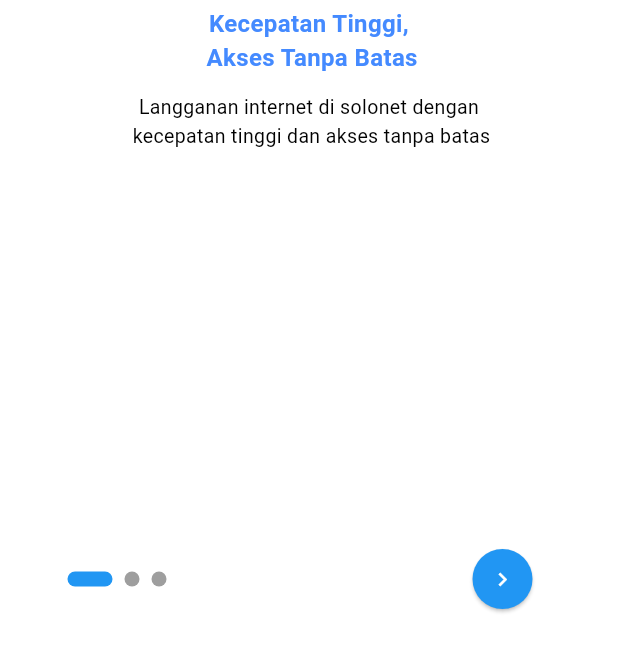
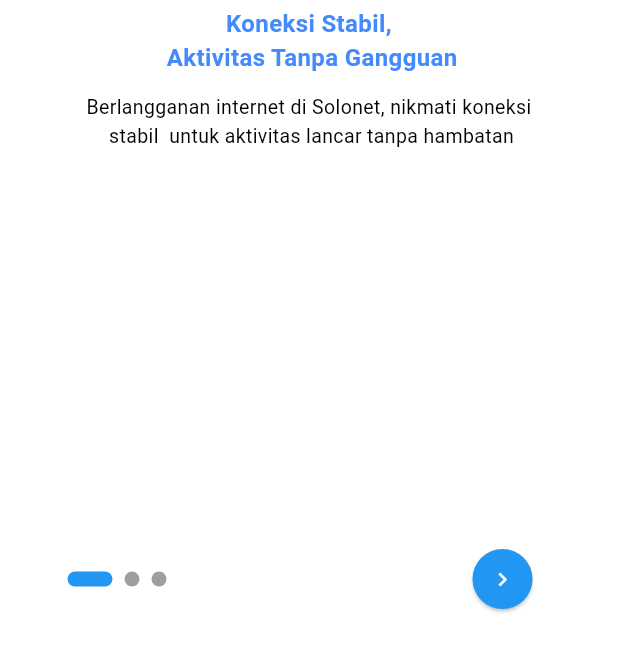
Before and after one commit to muhalimashar21/My-App21, a Flutter app: the screen it shows after launch, on a phone screen of 412 x 824 dp, the part 546-1218 px from its top. Run offline on Flutter 3.47's test engine with Material 3 defaults, Android fonts, the phone set to English and light mode, and no system bars; drawn by our look-alikes of smooth_page_indicator; our stand-ins replace shared_preferences; Roboto replaces fonts that are missing (Poppins).

Commit message:
rename-text

```diff
--- a/lib/main.dart
+++ b/lib/main.dart
@@ -1,6 +1,4 @@
 import 'package:flutter/material.dart';
-import 'package:my_solonet_app/auth/login.dart';
-import 'package:my_solonet_app/auth/register.dart';
 import 'package:my_solonet_app/splashscreen/splashscreen.dart';
 
 void main() {
--- a/lib/splashscreen/splash_screen_slide.dart
+++ b/lib/splashscreen/splash_screen_slide.dart
@@ -44,21 +44,21 @@
               SlidePage(
                 imagePath:
                     'assets/images/splash_screen1.png', // Update sesuai path
-                title: 'Kecepatan Tinggi, \n Akses Tanpa Batas',
+                title: 'Koneksi Stabil, \n Aktivitas Tanpa Gangguan',
                 description:
-                    'Langganan internet di solonet dengan \n kecepatan tinggi dan akses tanpa batas',
+                    'Berlangganan internet di Solonet, nikmati koneksi \n stabil  untuk aktivitas lancar tanpa hambatan',
               ),
               SlidePage(
                 imagePath: 'assets/images/splash_screen2.png',
                 title: 'Support 24 per 7 hari',
                 description:
-                    'Jika ada kendala Solonet siap \n membantumu 24 jam',
+                    'Solonet siap membantu Anda 24 jam nonstop \n jika ada kendala, \n memastikan koneksi Anda selalu lancar',
               ),
               SlidePage(
                 imagePath: 'assets/images/splash_screen3.png',
                 title: 'Harga Terjangkau',
                 description:
-                    'Berlangganan di Solonet harga \n murah dan terjangkau',
+                    'Berlangganan di Solonet, nikmati internet \n dengan harga ramah dan terjangkau untuk semua',
               ),
             ],
           ),
@@ -84,9 +84,8 @@
                 ),
                 // Tombol untuk pindah ke SignInScreen hanya di slide terakhir
                 ElevatedButton(
-                  onPressed: () async {
-                    await _markNotFirstLaunch(); // Mark as not first launch
-                    Navigator.pushReplacement(
+                  onPressed: () {
+                    Navigator.push(
                       context,
                       MaterialPageRoute(
                         builder: (context) => const HomeScreen(),
```
